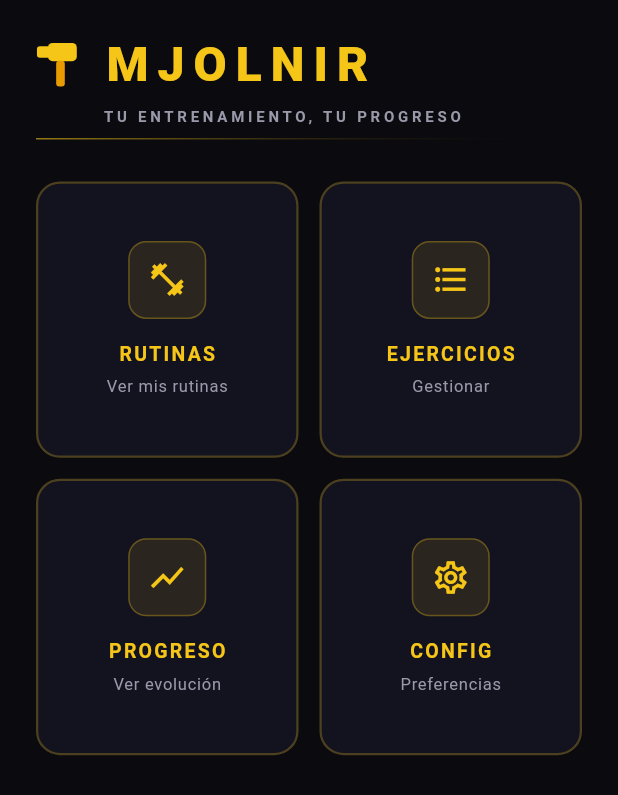
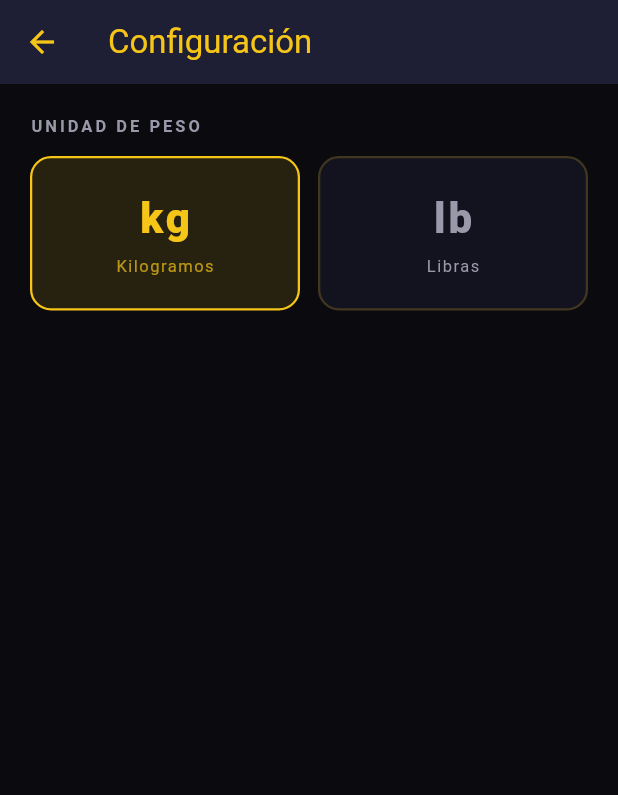
Before and after one commit to romandavolio/mjolnir, a Flutter app: the screen it shows after launch, after a tap on "CONFIG", on a phone screen of 412 x 824 dp. Shown: the top 795 px of the screen. Run offline on Flutter 3.47's test engine with Material 3 defaults, Android fonts, the light colour scheme and no system bars; our stand-ins replace fl_chart, shared_preferences.

Commit message:
feat: pantalla de configuración con selector de unidades kg/lb

```diff
--- /dev/null
+++ b/lib/screens/config_screen.dart
@@ -0,0 +1,114 @@
+import 'package:flutter/material.dart';
+import 'package:mjolnir/core/app_colors.dart';
+import 'package:mjolnir/services/storage_service.dart';
+
+class ConfigScreen extends StatefulWidget {
+  const ConfigScreen({super.key});
+
+  @override
+  State<ConfigScreen> createState() => _ConfigScreenState();
+}
+
+class _ConfigScreenState extends State<ConfigScreen> {
+  String _selectedUnit = 'kg';
+
+  @override
+  void initState() {
+    super.initState();
+    _loadUnit();
+  }
+
+  Future<void> _loadUnit() async {
+    final unit = await StorageService.loadUnit();
+    setState(() => _selectedUnit = unit);
+  }
+
+  Future<void> _selectUnit(String unit) async {
+    await StorageService.saveUnit(unit);
+    setState(() => _selectedUnit = unit);
+  }
+
+  @override
+  Widget build(BuildContext context) {
+    return Scaffold(
+      backgroundColor: AppColors.background,
+      appBar: AppBar(
+        title: const Text('Configuración'),
+        backgroundColor: AppColors.backgroundAppBar,
+        foregroundColor: AppColors.primary,
+      ),
+      body: Padding(
+        padding: const EdgeInsets.all(20),
+        child: Column(
+          crossAxisAlignment: CrossAxisAlignment.start,
+          children: [
+            const Text(
+              'UNIDAD DE PESO',
+              style: TextStyle(
+                color: AppColors.textSecondary,
+                fontSize: 11,
+                fontWeight: FontWeight.w600,
+                letterSpacing: 2,
+              ),
+            ),
+            const SizedBox(height: 12),
+            Row(
+              children: [
+                Expanded(child: _buildUnitOption('kg', 'Kilogramos')),
+                const SizedBox(width: 12),
+                Expanded(child: _buildUnitOption('lb', 'Libras')),
+              ],
+            ),
+          ],
+        ),
+      ),
+    );
+  }
+
+  Widget _buildUnitOption(String unit, String label) {
+    final isSelected = _selectedUnit == unit;
+    return GestureDetector(
+      onTap: () => _selectUnit(unit),
+      child: AnimatedContainer(
+        duration: const Duration(milliseconds: 150),
+        padding: const EdgeInsets.symmetric(vertical: 20),
+        decoration: BoxDecoration(
+          color: isSelected
+              ? AppColors.primary.withOpacity(0.12)
+              : AppColors.surface,
+          borderRadius: BorderRadius.circular(14),
+          border: Border.all(
+            color: isSelected
+                ? AppColors.primary
+                : AppColors.primary.withOpacity(0.2),
+            width: 1.5,
+          ),
+        ),
+        child: Column(
+          children: [
+            Text(
+              unit,
+              style: TextStyle(
+                color: isSelected ? AppColors.primary : AppColors.textSecondary,
+                fontSize: 28,
+                fontWeight: FontWeight.w900,
+                letterSpacing: 2,
+              ),
+            ),
+            const SizedBox(height: 4),
+            Text(
+              label,
+              style: TextStyle(
+                color: isSelected
+                    ? AppColors.primary.withOpacity(0.7)
+                    : AppColors.textSecondary,
+                fontSize: 11,
+                letterSpacing: 1,
+              ),
+            ),
+          ],
+        ),
+      ),
+    );
+  }
+}
--- a/lib/screens/welcome_screen.dart
+++ b/lib/screens/welcome_screen.dart
@@ -4,6 +4,7 @@ import 'package:mjolnir/core/app_colors.dart';
 import 'package:mjolnir/screens/exercise_screen.dart';
 import 'package:mjolnir/screens/progress_screen.dart';
 import 'package:mjolnir/screens/routine_screen.dart';
+import 'package:mjolnir/screens/config_screen.dart';
 
 class WelcomeScreen extends StatelessWidget {
   const WelcomeScreen({super.key});
@@ -93,28 +94,37 @@ class WelcomeScreen extends StatelessWidget {
           label: 'RUTINAS',
           subtitle: 'Ver mis rutinas',
           icon: Icons.fitness_center,
-          onPressed: () => Navigator.push(context,
-              MaterialPageRoute(builder: (_) => const RoutineScreen())),
+          onPressed: () => Navigator.push(
+            context,
+            MaterialPageRoute(builder: (_) => const RoutineScreen()),
+          ),
         ),
         GridButton(
           label: 'EJERCICIOS',
           subtitle: 'Gestionar',
           icon: Icons.format_list_bulleted,
-          onPressed: () => Navigator.push(context,
-              MaterialPageRoute(builder: (_) => const ExerciseScreen())),
+          onPressed: () => Navigator.push(
+            context,
+            MaterialPageRoute(builder: (_) => const ExerciseScreen()),
+          ),
         ),
         GridButton(
           label: 'PROGRESO',
           subtitle: 'Ver evolución',
           icon: Icons.show_chart,
-          onPressed: () => Navigator.push(context,
-              MaterialPageRoute(builder: (_) => const ProgressScreen())),
+          onPressed: () => Navigator.push(
+            context,
+            MaterialPageRoute(builder: (_) => const ProgressScreen()),
+          ),
         ),
         GridButton(
           label: 'CONFIG',
           subtitle: 'Preferencias',
           icon: Icons.settings_outlined,
-          onPressed: () {},
+          onPressed: () => Navigator.push(
+            context,
+            MaterialPageRoute(builder: (_) => const ConfigScreen()),
+          ),
         ),
       ],
     );
@@ -133,22 +143,34 @@ class _HammerPainter extends CustomPainter {
       ..style = PaintingStyle.fill;
 
     final headRect = RRect.fromRectAndRadius(
-      Rect.fromLTWH(size.width * 0.25, size.height * 0.05,
-          size.width * 0.6, size.height * 0.38),
+      Rect.fromLTWH(
+        size.width * 0.25,
+        size.height * 0.05,
+        size.width * 0.6,
+        size.height * 0.38,
+      ),
       const Radius.circular(3),
     );
     canvas.drawRRect(headRect, paint);
 
     final leftRect = RRect.fromRectAndRadius(
-      Rect.fromLTWH(size.width * 0.02, size.height * 0.12,
-          size.width * 0.28, size.height * 0.24),
+      Rect.fromLTWH(
+        size.width * 0.02,
+        size.height * 0.12,
+        size.width * 0.28,
+        size.height * 0.24,
+      ),
       const Radius.circular(2),
     );
     canvas.drawRRect(leftRect, paint);
 
     final handleRect = RRect.fromRectAndRadius(
-      Rect.fromLTWH(size.width * 0.42, size.height * 0.42,
-          size.width * 0.18, size.height * 0.54),
+      Rect.fromLTWH(
+        size.width * 0.42,
+        size.height * 0.42,
+        size.width * 0.18,
+        size.height * 0.54,
+      ),
       const Radius.circular(2),
     );
     canvas.drawRRect(handleRect, darkPaint);
--- a/lib/services/storage_service.dart
+++ b/lib/services/storage_service.dart
@@ -4,7 +4,6 @@ import 'package:mjolnir/models/exercise.dart';
 import 'package:mjolnir/models/weight_entry.dart';
 
 class StorageService {
-
   // --- Pesos de ejercicios en rutinas ---
 
   static Future<void> saveWeight(String exerciseName, double weight) async {
@@ -49,14 +48,31 @@ class StorageService {
 
     history.add(WeightEntry(date: DateTime.now(), weight: weight));
 
-    await prefs.setString(key, jsonEncode(history.map((e) => e.toJson()).toList()));
+    await prefs.setString(
+      key,
+      jsonEncode(history.map((e) => e.toJson()).toList()),
+    );
   }
 
-  static Future<List<WeightEntry>> loadWeightHistory(String exerciseName) async {
+  static Future<List<WeightEntry>> loadWeightHistory(
+    String exerciseName,
+  ) async {
     final prefs = await SharedPreferences.getInstance();
     final jsonString = prefs.getString('history_$exerciseName');
     if (jsonString == null) return [];
     final jsonList = jsonDecode(jsonString) as List;
     return jsonList.map((e) => WeightEntry.fromJson(e)).toList();
   }
+
+  // --- Unidad de peso ---
+
+  static Future<void> saveUnit(String unit) async {
+    final prefs = await SharedPreferences.getInstance();
+    await prefs.setString('weight_unit', unit);
+  }
+
+  static Future<String> loadUnit() async {
+    final prefs = await SharedPreferences.getInstance();
+    return prefs.getString('weight_unit') ?? 'kg';
+  }
 }
```
Also changed, not shown: lib/screens/progress_screen.dart (+25 -24 lines), lib/screens/routine_screen.dart (+8 -7 lines).
